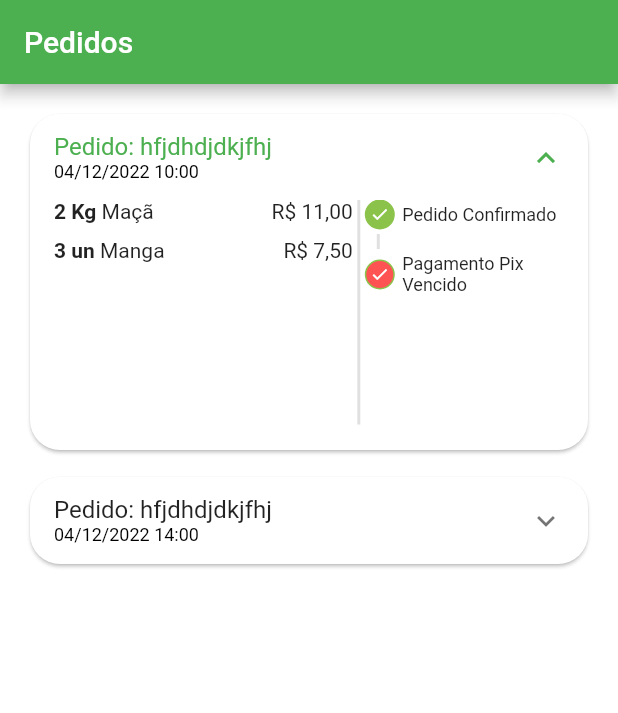
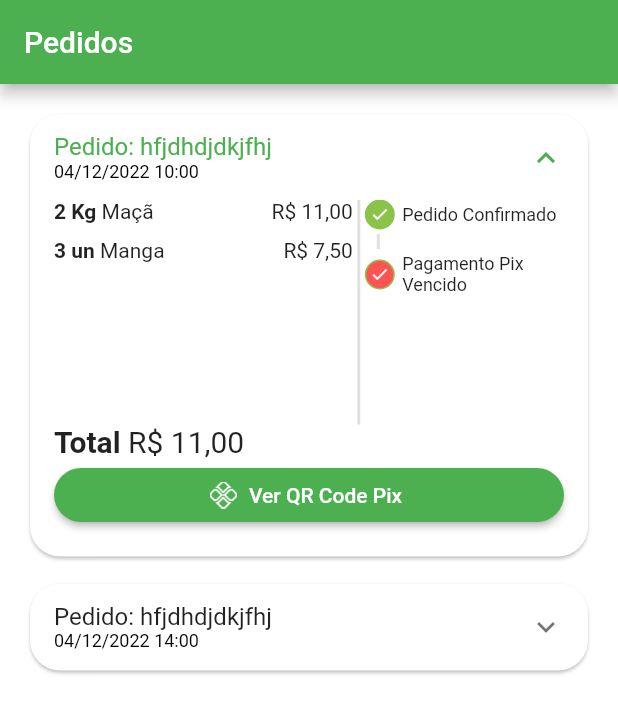
Before and after one commit to Lucianoal0511/Greengrocer, a Flutter app: the OrdersTab screen opened directly, on a phone screen of 412 x 824 dp. Shown: the top 713 px of the screen. Run offline on Flutter 3.47's test engine with Material 2 defaults, Android fonts, the light colour scheme and no system bars; our stand-ins replace animated_text_kit, badges, mask_text_input_formatter.

Commit message:
Colocando o botão e utilizando a função visibility

```diff
--- a/lib/src/pages/orders/components/order_tile.dart
+++ b/lib/src/pages/orders/components/order_tile.dart
@@ -38,8 +38,10 @@ class OrderTile extends StatelessWidget {
             ],
           ),
           childrenPadding: const EdgeInsets.fromLTRB(16, 0, 16, 16),
+          expandedCrossAxisAlignment: CrossAxisAlignment.stretch,//Coloca o conteúdo iniciando da esquerda
           children: [
-            IntrinsicHeight(//Altura intrinseca, independente
+            IntrinsicHeight(
+              //Altura intrinseca, independente
               child: Row(
                 children: [
                   //Lista de Produtos
@@ -64,15 +66,47 @@ class OrderTile extends StatelessWidget {
                   ),
                   //Status do pedido
                   Expanded(
-                      flex: 2,
-                      child: OrderStatusWidget(
-                        status: order.status,
-                        isOverdue: order.overdueDateTime.isBefore(DateTime.now()),//Aqui vai fazer a verificação de validade do tempo
-                      ),
+                    flex: 2,
+                    child: OrderStatusWidget(
+                      status: order.status,
+                      isOverdue: order.overdueDateTime.isBefore(DateTime
+                          .now()), //Aqui vai fazer a verificação de validade do tempo
+                    ),
                   ),
                 ],
               ),
-            )
+            ),
+            // Total
+            Text.rich(
+              TextSpan(
+                style: const TextStyle(
+                  fontSize: 20,
+                ),
+                children: [
+                  const TextSpan(
+                      text: 'Total ',
+                      style: TextStyle(fontWeight: FontWeight.bold)),
+                  TextSpan(
+                    text: utilsServices.priceToCurrency(order.total)
+                  )
+                ],
+              ),
+            ),
+            //Botão Pagamento
+            Visibility(
+              visible: order.status == 'pending_payment',
+              child: ElevatedButton.icon(
+                style: ElevatedButton.styleFrom(
+                  shape: RoundedRectangleBorder(
+                    borderRadius: BorderRadius.circular(20),
+                  ),
+                ),
+                onPressed: (){},
+                icon: Image.asset('assets/app_images/pix.png', height: 18,),
+                label: const Text('Ver QR Code Pix'),
+              ),
+              // replacement: outro widget,//Caso queira incrementar colocando um outro widget no lugar do botão
+            ),
           ],
         ),
       ),
@@ -103,8 +137,7 @@ class _OrderItemWidget extends StatelessWidget {
             ),
           ),
           Expanded(child: Text(orderItem.item.itemName)),
-          Text(utilsServices
-              .priceToCurrency(orderItem.totalPrice()))
+          Text(utilsServices.priceToCurrency(orderItem.totalPrice()))
         ],
       ),
     );
--- a/pubspec.yaml
+++ b/pubspec.yaml
@@ -80,6 +80,7 @@ flutter:
     - assets/fruits/kiwi.png
     - assets/fruits/mango.png
     - assets/fruits/papaya.png
+    - assets/app_images/pix.png
 
   # An image asset can refer to one or more resolution-specific "variants", see
   # https://flutter.dev/assets-and-images/#resolution-aware
```
Also changed, not shown: assets/app_images/pix.png (added).
